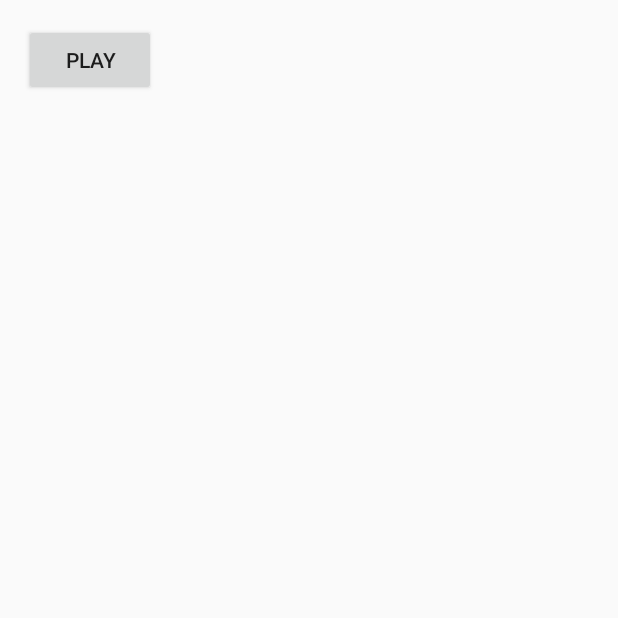
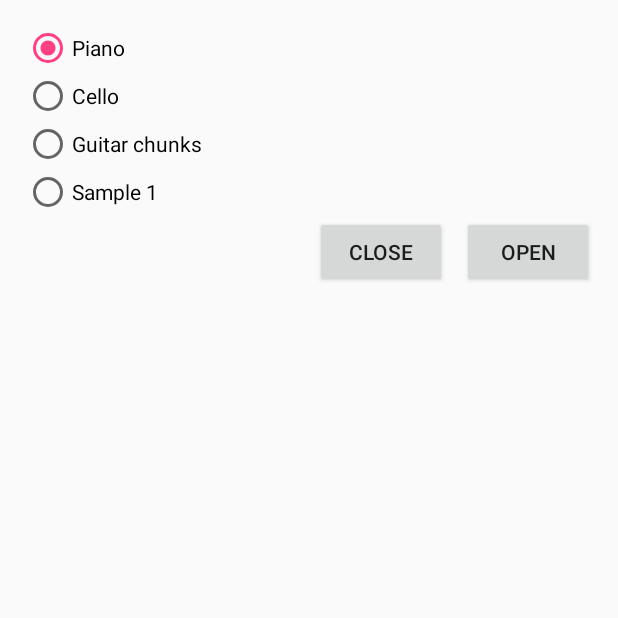
Before and after one commit to elenaem26/Laser_Harp, an Android app: the screen it shows after launch (MainActivity), on a phone screen of 412 x 824 dp, the top half of it. Run offline under Robolectric (Android 15) with nearby library versions, the phone set to English and light mode, and no system bars.

Commit message:
added music and layouts

```diff
--- a/app/src/main/res/layout/content_main.xml
+++ b/app/src/main/res/layout/content_main.xml
@@ -2,23 +2,64 @@
 <RelativeLayout xmlns:android="http://schemas.android.com/apk/res/android"
     xmlns:app="http://schemas.android.com/apk/res-auto"
     xmlns:tools="http://schemas.android.com/tools"
-    android:layout_width="match_parent"
-    android:layout_height="match_parent"
+    android:layout_width="fill_parent"
+    android:layout_height="fill_parent"
     android:paddingBottom="@dimen/activity_vertical_margin"
     android:paddingLeft="@dimen/activity_horizontal_margin"
     android:paddingRight="@dimen/activity_horizontal_margin"
     android:paddingTop="@dimen/activity_vertical_margin"
+    tools:ignore="TextFields,HardcodedText"
     app:layout_behavior="@string/appbar_scrolling_view_behavior"
     tools:context="ea.em.harp.MainActivity"
     tools:showIn="@layout/activity_main">
 
+    <RadioGroup xmlns:android="http://schemas.android.com/apk/res/android"
+        android:id="@+id/radio_group"
+        android:layout_width="fill_parent"
+        android:layout_height="wrap_content"
+        android:orientation="vertical"
+        android:checkedButton="@+id/radio_piano">
+        <RadioButton android:id="@+id/radio_piano"
+            android:layout_width="wrap_content"
+            android:layout_height="wrap_content"
+            android:text="Piano"
+            android:onClick="onRadioButtonClicked"/>
+        <RadioButton android:id="@+id/radio_cello"
+            android:layout_width="wrap_content"
+            android:layout_height="wrap_content"
+            android:text="Cello"
+            android:onClick="onRadioButtonClicked"/>
+        <RadioButton android:id="@+id/radio_guitarchanks"
+            android:layout_width="wrap_content"
+            android:layout_height="wrap_content"
+            android:text="Guitar chunks"
+            android:onClick="onRadioButtonClicked"/>
+        <RadioButton android:id="@+id/radio_sample1"
+            android:layout_width="wrap_content"
+            android:layout_height="wrap_content"
+            android:text="Sample 1"
+            android:onClick="onRadioButtonClicked"/>
+    </RadioGroup>
+
     <Button
-        android:id="@+id/btnPlay"
+        android:id="@+id/open"
         android:layout_width="wrap_content"
         android:layout_height="wrap_content"
-        android:layout_alignParentLeft="true"
-        android:layout_alignParentTop="true"
-        android:onClick="onClick"
-        android:text="@string/play">
-    </Button>
+        android:layout_alignParentRight="true"
+        android:layout_below="@id/radio_group"
+        android:layout_marginLeft="10dip"
+        android:text="Open" />
+
+    <Button
+        android:id="@+id/close"
+        android:layout_width="wrap_content"
+        android:layout_height="wrap_content"
+        android:layout_alignTop="@id/open"
+        android:layout_toLeftOf="@id/open"
+        android:text="Close" />
+    <TextView
+        android:id="@+id/label"
+        android:layout_width="fill_parent"
+        android:layout_height="wrap_content"
+        android:text="" />
 </RelativeLayout>
```
Also changed, not shown: 14 other files.
